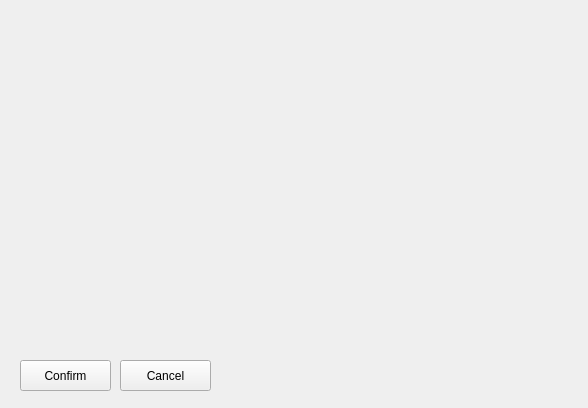
Above: client/ContentView/contentview.ui from RemyGratwohl/cuTPS_D4_teaQup before the change. Below: the same form after it.
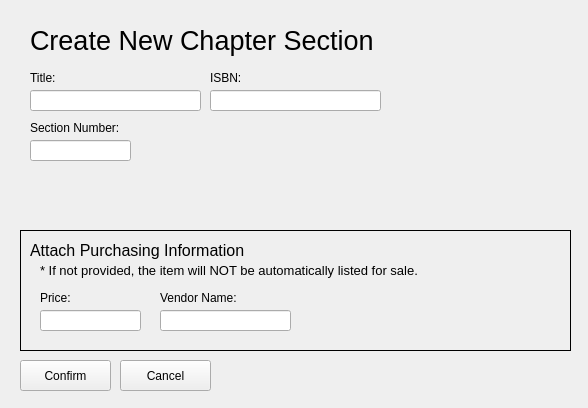
That is the form after the change. The open tabs and pages were chosen to show the change.

```diff
--- a/client/ContentView/contentview.ui
+++ b/client/ContentView/contentview.ui
@@ -1305,6 +1305,203 @@
       <string>Confirm</string>
      </property>
     </widget>
+    <widget class="QLabel" name="ACS_VendorLabel">
+     <property name="geometry">
+      <rect>
+       <x>160</x>
+       <y>290</y>
+       <width>111</width>
+       <height>16</height>
+      </rect>
+     </property>
+     <property name="text">
+      <string>Vendor Name:</string>
+     </property>
+    </widget>
+    <widget class="QLabel" name="ACS_PD_SubtitleLabel">
+     <property name="geometry">
+      <rect>
+       <x>40</x>
+       <y>260</y>
+       <width>551</width>
+       <height>21</height>
+      </rect>
+     </property>
+     <property name="font">
+      <font>
+       <pointsize>10</pointsize>
+       <weight>50</weight>
+       <italic>false</italic>
+       <bold>false</bold>
+      </font>
+     </property>
+     <property name="text">
+      <string>* If not provided, the item will NOT be automatically listed for sale.</string>
+     </property>
+    </widget>
+    <widget class="QLabel" name="ACS_PriceLabel">
+     <property name="geometry">
+      <rect>
+       <x>40</x>
+       <y>290</y>
+       <width>58</width>
+       <height>16</height>
+      </rect>
+     </property>
+     <property name="text">
+      <string>Price:</string>
+     </property>
+    </widget>
+    <widget class="QLabel" name="ACS_PD_BorderLabel">
+     <property name="geometry">
+      <rect>
+       <x>20</x>
+       <y>230</y>
+       <width>551</width>
+       <height>121</height>
+      </rect>
+     </property>
+     <property name="styleSheet">
+      <string notr="true"> QLabel { border: 1px solid blacks }</string>
+     </property>
+     <property name="text">
+      <string/>
+     </property>
+    </widget>
+    <widget class="QLabel" name="ACS_PD_HeaderLabel">
+     <property name="geometry">
+      <rect>
+       <x>30</x>
+       <y>240</y>
+       <width>221</width>
+       <height>21</height>
+      </rect>
+     </property>
+     <property name="font">
+      <font>
+       <pointsize>12</pointsize>
+       <weight>50</weight>
+       <italic>false</italic>
+       <bold>false</bold>
+      </font>
+     </property>
+     <property name="text">
+      <string>Attach Purchasing Information</string>
+     </property>
+    </widget>
+    <widget class="QLineEdit" name="ACS_PriceLineEdit">
+     <property name="geometry">
+      <rect>
+       <x>40</x>
+       <y>310</y>
+       <width>101</width>
+       <height>21</height>
+      </rect>
+     </property>
+    </widget>
+    <widget class="QLineEdit" name="ACS_VendorLineEdit">
+     <property name="geometry">
+      <rect>
+       <x>160</x>
+       <y>310</y>
+       <width>131</width>
+       <height>21</height>
+      </rect>
+     </property>
+     <property name="text">
+      <string/>
+     </property>
+    </widget>
+    <widget class="QLabel" name="ACS_HeaderLabel">
+     <property name="geometry">
+      <rect>
+       <x>30</x>
+       <y>20</y>
+       <width>351</width>
+       <height>41</height>
+      </rect>
+     </property>
+     <property name="font">
+      <font>
+       <pointsize>20</pointsize>
+       <weight>50</weight>
+       <italic>false</italic>
+       <bold>false</bold>
+      </font>
+     </property>
+     <property name="text">
+      <string>Create New Chapter Section</string>
+     </property>
+    </widget>
+    <widget class="QLabel" name="ACS_TitleLabel">
+     <property name="geometry">
+      <rect>
+       <x>30</x>
+       <y>70</y>
+       <width>91</width>
+       <height>16</height>
+      </rect>
+     </property>
+     <property name="text">
+      <string>Title:</string>
+     </property>
+    </widget>
+    <widget class="QLineEdit" name="ACS_TitleLineEdit">
+     <property name="geometry">
+      <rect>
+       <x>30</x>
+       <y>90</y>
+       <width>171</width>
+       <height>21</height>
+      </rect>
+     </property>
+    </widget>
+    <widget class="QLabel" name="ACS_ISBNLabel">
+     <property name="geometry">
+      <rect>
+       <x>210</x>
+       <y>70</y>
+       <width>91</width>
+       <height>16</height>
+      </rect>
+     </property>
+     <property name="text">
+      <string>ISBN:</string>
+     </property>
+    </widget>
+    <widget class="QLabel" name="ACS_ChapterNumberLabel">
+     <property name="geometry">
+      <rect>
+       <x>30</x>
+       <y>120</y>
+       <width>111</width>
+       <height>16</height>
+      </rect>
+     </property>
+     <property name="text">
+      <string>Section Number:</string>
+     </property>
+    </widget>
+    <widget class="QLineEdit" name="ACS_ChapterNumberLineEdit">
+     <property name="geometry">
+      <rect>
+       <x>30</x>
+       <y>140</y>
+       <width>101</width>
+       <height>21</height>
+      </rect>
+     </property>
+    </widget>
+    <widget class="QLineEdit" name="ACS_ISBNLineEdit">
+     <property name="geometry">
+      <rect>
+       <x>210</x>
+       <y>90</y>
+       <width>171</width>
+       <height>21</height>
+      </rect>
+     </property>
+    </widget>
    </widget>
    <widget class="QWidget" name="updateChapterSection">
     <widget class="QPushButton" name="UCS_UpdateButton">
```
Left out of the diff: 120 changed lines with no effect on the pictures.
